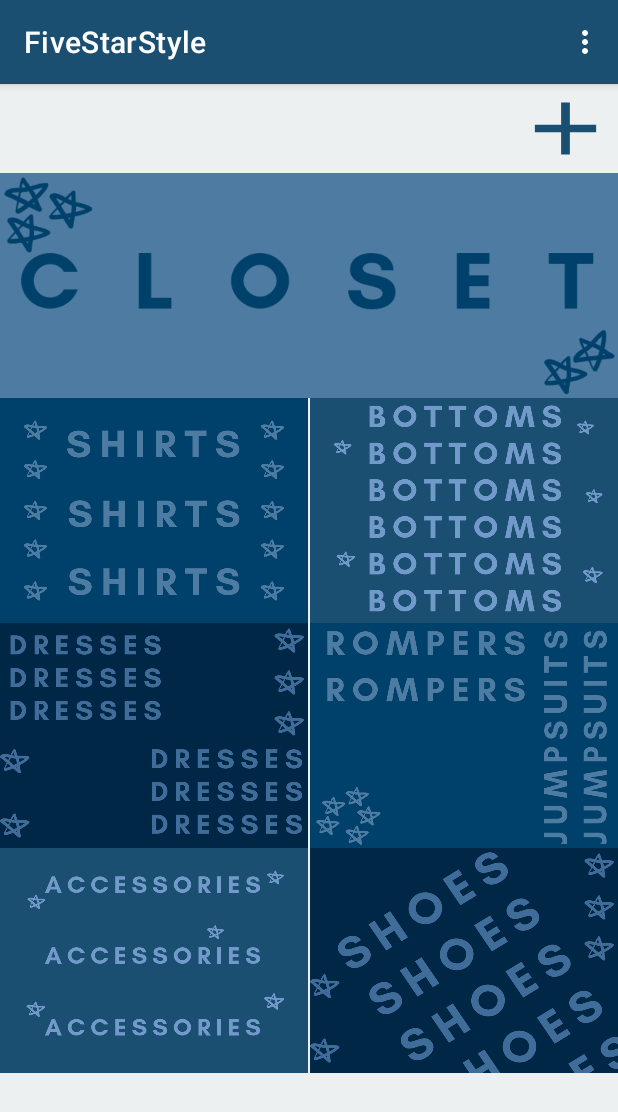
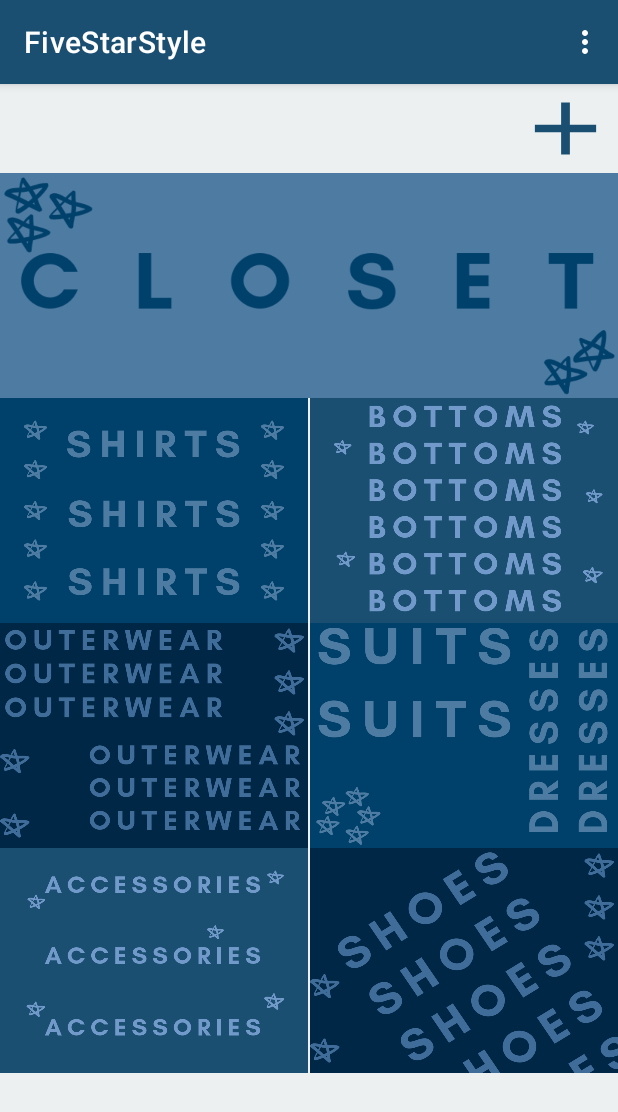
Before and after one commit to fivestarstyle/fivestarstyle, an Android app: the ClosetActivity screen opened directly, with no data from a screen before it, on a phone screen of 412 x 824 dp. Shown: the top 1112 px of the screen. Run offline under Robolectric (Android 15) with nearby library versions, the phone set to English and light mode, and no system bars; our stand-ins replace Firebase (no records; nobody signed in at launch, a user with empty details on screens opened directly).

Commit message:
Change it to Outerwear and Suits and Dresses

```diff
--- a/FiveStarStyle/app/src/main/res/layout/activity_closet.xml
+++ b/FiveStarStyle/app/src/main/res/layout/activity_closet.xml
@@ -74,21 +74,21 @@
             android:gravity="center_horizontal">
 
             <ImageButton
-                android:id="@+id/DressButton"
+                android:id="@+id/OuterwearButton"
                 android:layout_width="0dp"
                 android:layout_height="match_parent"
                 android:layout_weight="1"
-                android:background="@drawable/dresses" />
+                android:background="@drawable/outerwear" />
             <View
                 android:layout_width="1dp"
                 android:layout_height="match_parent"/>
 
             <ImageButton
-                android:id="@+id/RJButton"
+                android:id="@+id/DressesSuitsButton"
                 android:layout_width="0dp"
                 android:layout_height="match_parent"
                 android:layout_weight="1"
-                android:background="@drawable/rj"/>
+                android:background="@drawable/suits_dresses"/>
         </LinearLayout>
 
         <LinearLayout
```
Also changed, not shown: FiveStarStyle/app/src/main/res/drawable/outerwear.png (added), FiveStarStyle/app/src/main/res/drawable/suits_dresses.png (added).
